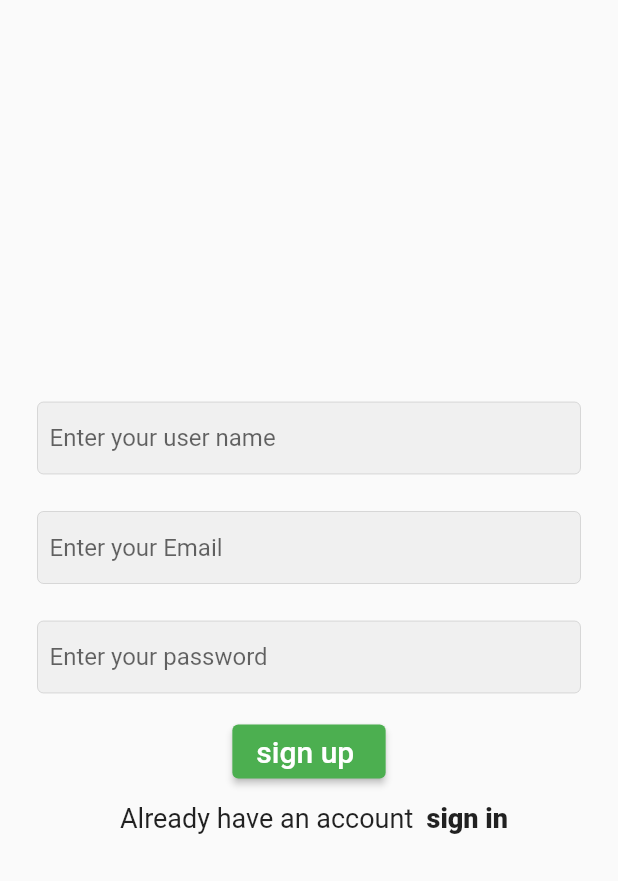
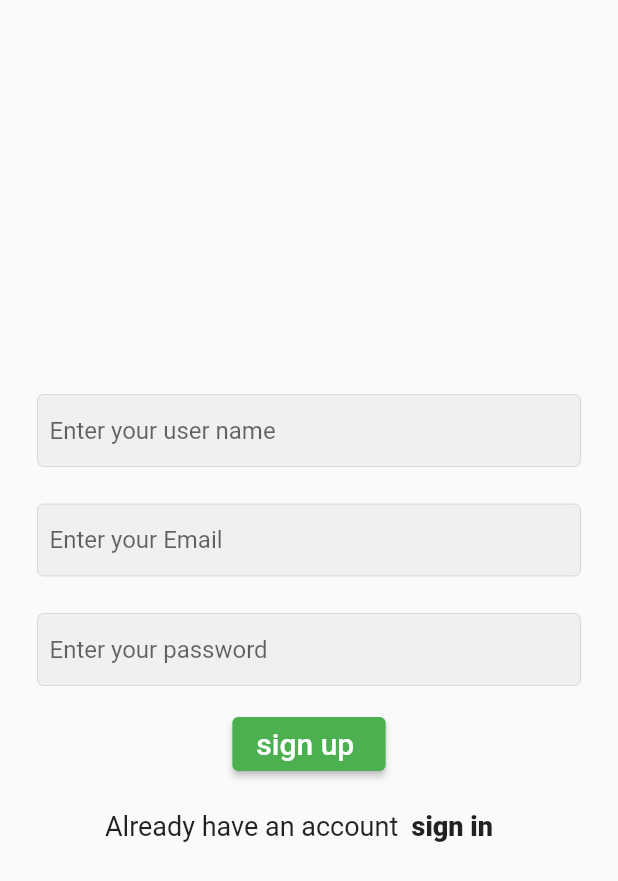
Before and after one commit to AbdulrhmanM0hamed/Flower_App, a Flutter app: the myRegister screen opened directly, on a phone screen of 412 x 824 dp. Shown: the top 881 px of the screen. Run offline on Flutter 3.47's test engine with Material 2 defaults, Android fonts, the phone set to English and light mode, and no system bars.

Commit message:
change values of padding

```diff
--- a/lib/pages/Register.dart
+++ b/lib/pages/Register.dart
@@ -55,12 +55,12 @@ class myRegister extends StatelessWidget {
               style: ElevatedButton.styleFrom(backgroundColor: Colors.green),
             ),
             SizedBox(
-              height: 10,
+              height: 20,
             ),
             Row(
               children: [
                 Padding(
-                  padding: const EdgeInsets.only(left: 55),
+                  padding: const EdgeInsets.only(left: 45),
                   child: Center(
                     child: Text(
                       "Already have an account  ",
```
